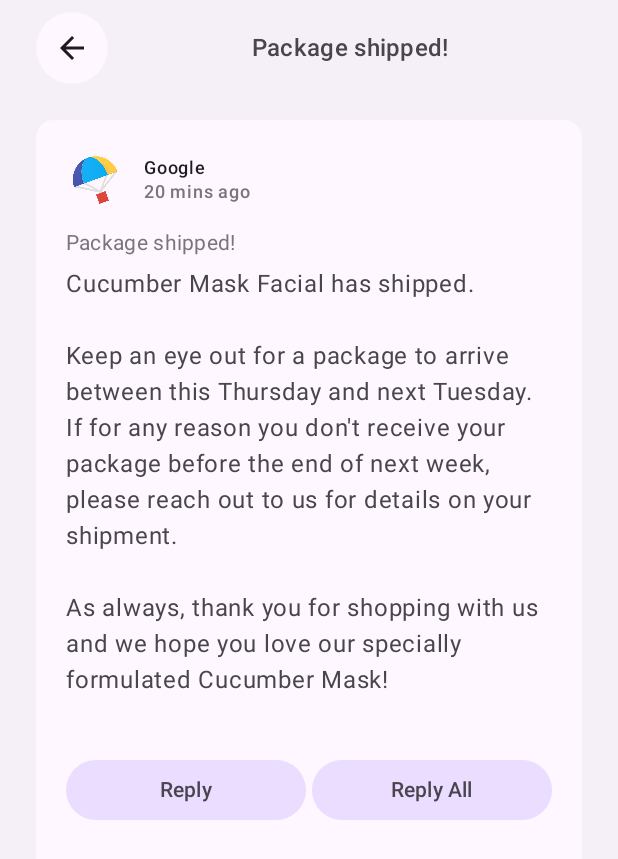
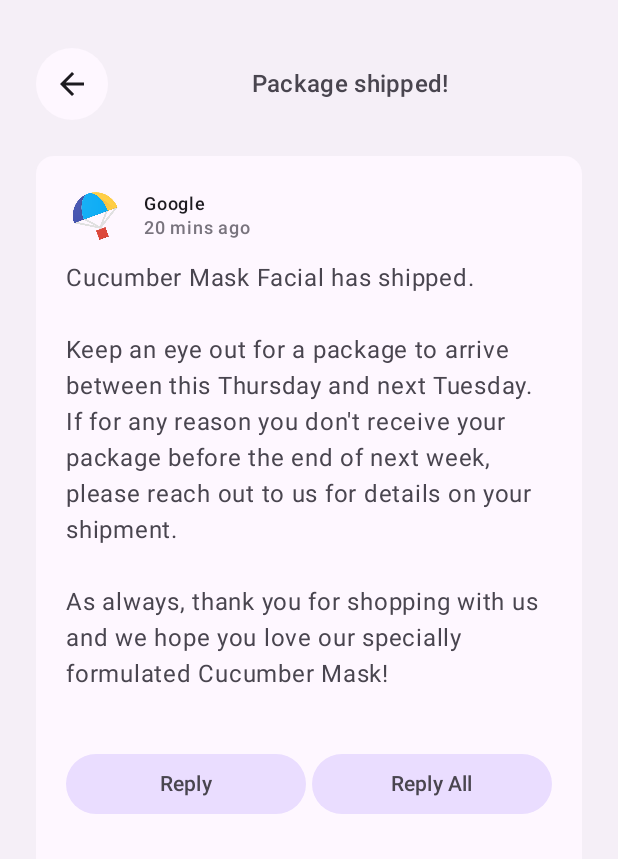
Before and after one commit to Damian-18/basic-android-kotlin-compose-training-reply-app-nav-update, an Android app built with Jetpack Compose: the screen it shows after launch (MainActivity), after a tap on "Google", on a phone screen of 412 x 824 dp. Shown: the top 859 px of the screen. Run offline under Robolectric (Android 15) with nearby library versions, the phone set to English and light mode, and no system bars; our stand-ins replace window size class.

Commit message:
feat: refine details screen layout and back navigation for large screens

```diff
--- a/app/src/main/java/com/example/reply/ui/ReplyDetailsScreen.kt
+++ b/app/src/main/java/com/example/reply/ui/ReplyDetailsScreen.kt
@@ -21,11 +21,14 @@ import androidx.compose.foundation.background
 import androidx.compose.foundation.layout.Arrangement
 import androidx.compose.foundation.layout.Box
 import androidx.compose.foundation.layout.Column
+import androidx.compose.foundation.layout.PaddingValues
 import androidx.compose.foundation.layout.Row
+import androidx.compose.foundation.layout.Spacer
 import androidx.compose.foundation.layout.WindowInsets
 import androidx.compose.foundation.layout.asPaddingValues
 import androidx.compose.foundation.layout.fillMaxSize
 import androidx.compose.foundation.layout.fillMaxWidth
+import androidx.compose.foundation.layout.height
 import androidx.compose.foundation.layout.navigationBarsPadding
 import androidx.compose.foundation.layout.padding
 import androidx.compose.foundation.layout.safeDrawing
@@ -46,8 +49,10 @@ import androidx.compose.runtime.Composable
 import androidx.compose.ui.Alignment
 import androidx.compose.ui.Modifier
 import androidx.compose.ui.platform.LocalContext
+import androidx.compose.ui.platform.testTag
 import androidx.compose.ui.res.dimensionResource
 import androidx.compose.ui.res.stringResource
+import androidx.compose.ui.unit.dp
 import com.example.reply.R
 import com.example.reply.data.Email
 import com.example.reply.data.MailboxType
@@ -57,18 +62,26 @@ fun ReplyDetailsScreen(
     replyUiState: ReplyUiState,
     onBackPressed: () -> Unit,
     modifier: Modifier = Modifier,
+    isFullScreen: Boolean = false,
 ) {
     BackHandler {
         onBackPressed()
     }
-    Box(modifier = modifier) {
+    Box(modifier = modifier.testTag(stringResource(R.string.details_screen))) {
         LazyColumn(
-            contentPadding = WindowInsets.safeDrawing.asPaddingValues(),
+            contentPadding = PaddingValues(
+                top = if (isFullScreen) {
+                    dimensionResource(R.dimen.detail_card_outer_padding_horizontal)
+                } else {
+                    0.dp
+                }
+            ),
             modifier = Modifier
                 .fillMaxSize()
                 .background(color = MaterialTheme.colorScheme.inverseOnSurface)
         ) {
             item {
+                if (isFullScreen) {
                     ReplyDetailsScreenTopBar(
                         onBackPressed,
                         replyUiState,
@@ -79,12 +92,16 @@ fun ReplyDetailsScreen(
                                 top = dimensionResource(R.dimen.topbar_padding_vertical)
                             )
                     )
+                }
                 ReplyEmailDetailsCard(
                     email = replyUiState.currentSelectedEmail,
                     mailboxType = replyUiState.currentMailbox,
-                    modifier = Modifier
-                        .navigationBarsPadding()
-                        .padding(horizontal = dimensionResource(R.dimen.detail_card_outer_padding_horizontal))
+                    isFullScreen = isFullScreen,
+                    modifier = if (isFullScreen) {
+                        Modifier.padding(horizontal = dimensionResource(R.dimen.detail_card_outer_padding_horizontal))
+                    } else {
+                        Modifier.padding(end = dimensionResource(R.dimen.detail_card_outer_padding_horizontal))
+                    }
                 )
             }
         }
@@ -132,6 +149,7 @@ private fun ReplyEmailDetailsCard(
     email: Email,
     mailboxType: MailboxType,
     modifier: Modifier = Modifier,
+    isFullScreen: Boolean = false,
 ) {
     val context = LocalContext.current
     val displayToast = { text: String ->
@@ -150,6 +168,9 @@ private fun ReplyEmailDetailsCard(
                 email,
                 Modifier.fillMaxWidth()
             )
+            if (isFullScreen) {
+                Spacer(modifier = Modifier.height(dimensionResource(R.dimen.detail_content_padding_top)))
+            } else {
                 Text(
                     text = stringResource(email.subject),
                     style = MaterialTheme.typography.bodyMedium,
@@ -159,6 +180,7 @@ private fun ReplyEmailDetailsCard(
                         bottom = dimensionResource(R.dimen.detail_expanded_subject_body_spacing)
                     ),
                 )
+            }
             Text(
                 text = stringResource(email.body),
                 style = MaterialTheme.typography.bodyLarge,
--- a/app/src/main/java/com/example/reply/ui/ReplyHomeContent.kt
+++ b/app/src/main/java/com/example/reply/ui/ReplyHomeContent.kt
@@ -119,7 +119,7 @@ fun ReplyListAndDetailContent(
             modifier = Modifier
                 .padding(top = dimensionResource(R.dimen.email_list_item_vertical_spacing))
                 .weight(1f),
-            onBackPressed = {}
+            onBackPressed = { activity.finish() }
         )
     }
 }
--- a/app/src/main/java/com/example/reply/ui/ReplyHomeScreen.kt
+++ b/app/src/main/java/com/example/reply/ui/ReplyHomeScreen.kt
@@ -135,6 +135,7 @@ fun ReplyHomeScreen(
         } else {
             ReplyDetailsScreen(
                 replyUiState = replyUiState,
+                isFullScreen = true,
                 onBackPressed = onDetailScreenBackPressed,
                 modifier = modifier
             )
```
Lines whose indentation alone changed are shown as unchanged.
